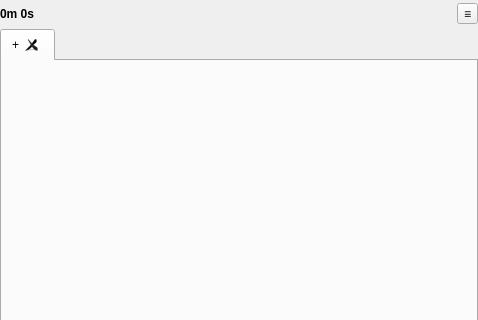
Inferno214221/sayonara-player, file src/Gui/Playlist/GUI_Playlist.ui: the form before one commit; both pictures show x 0 to 478 and y 0 to 320 of the 478 by 554 pixel window.
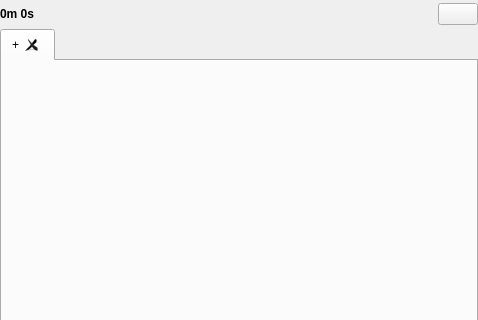
The form after the commit. Icons and pictures are not drawn. Custom widgets are drawn as their Qt base class.

```diff
--- a/src/Gui/Playlist/GUI_Playlist.ui
+++ b/src/Gui/Playlist/GUI_Playlist.ui
@@ -78,18 +78,21 @@
         <iconset>
          <normaloff>:/Icons/broom.png</normaloff>:/Icons/broom.png</iconset>
        </property>
+       <property name="iconSize">
+        <size>
+         <width>22</width>
+         <height>22</height>
+        </size>
+       </property>
        <property name="flat">
         <bool>true</bool>
        </property>
       </widget>
      </item>
      <item>
-      <widget class="QToolButton" name="btn_tool">
+      <widget class="Gui::MenuToolButton" name="toolButton">
        <property name="text">
-        <string notr="true">≡</string>
-       </property>
-       <property name="popupMode">
-        <enum>QToolButton::InstantPopup</enum>
+        <string notr="true"/>
        </property>
       </widget>
      </item>
@@ -121,6 +124,11 @@
   </layout>
  </widget>
  <customwidgets>
+  <customwidget>
+   <class>Gui::MenuToolButton</class>
+   <extends>QPushButton</extends>
+   <header>Gui/Utils/MenuTool/MenuToolButton.h</header>
+  </customwidget>
   <customwidget>
    <class>Playlist::TabWidget</class>
    <extends>QTabWidget</extends>
```
Left out of the diff: 12 changed lines with no effect on the pictures.
